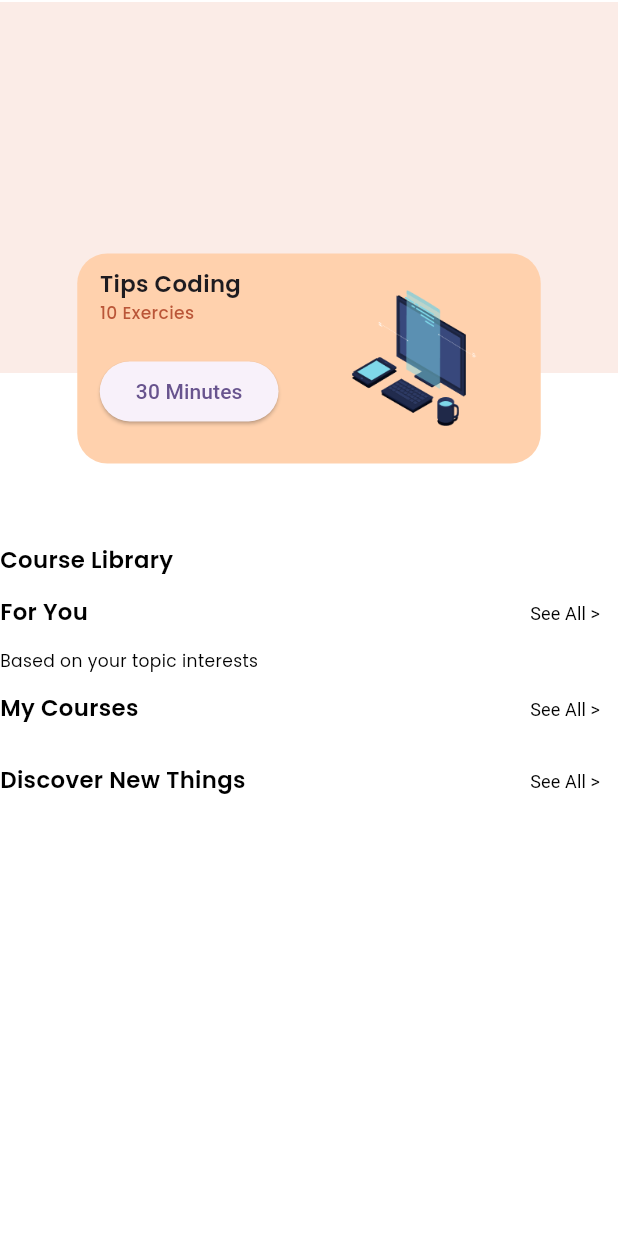
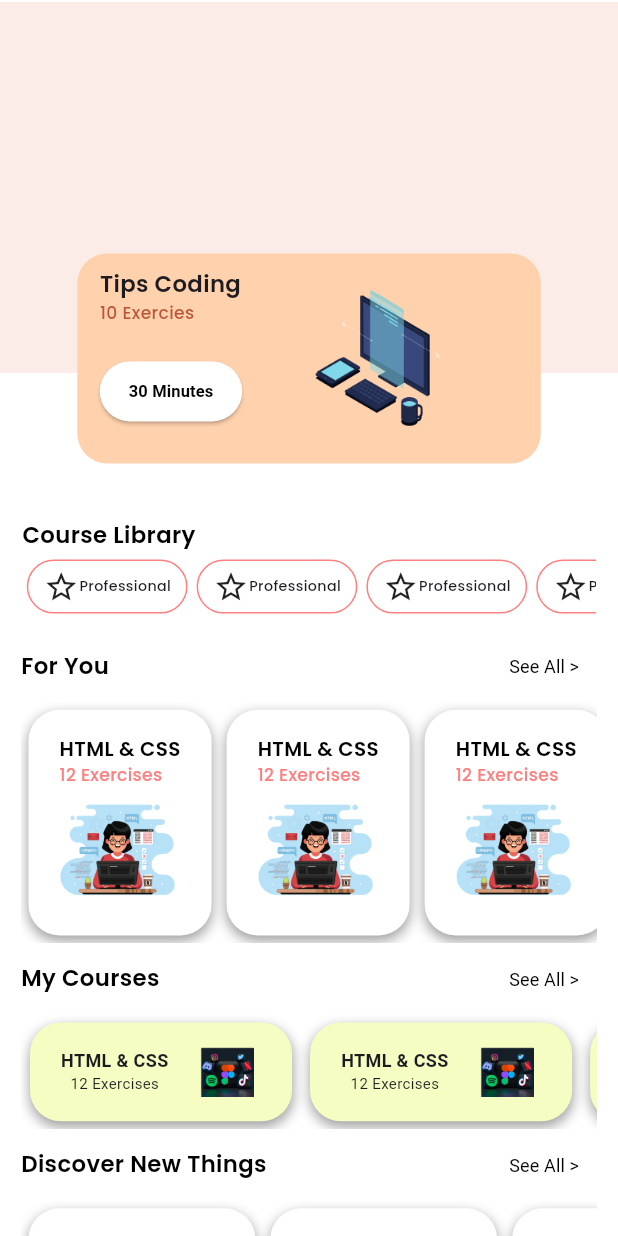
Before and after one commit to PradiptaAhmad/iLearn_project, a Flutter app: the screen it shows after launch, on a phone screen of 412 x 824 dp. Run offline on Flutter 3.47's test engine with Material 2 defaults, Android fonts, the light colour scheme and no system bars; our stand-ins replace google_fonts, introduction_screen.

Commit message:
[Alyaa] feat home

```diff
--- a/lib/core/themes.dart
+++ b/lib/core/themes.dart
@@ -76,6 +76,7 @@ TextStyle btnTime() {
 TextStyle titleCard() {
   return GoogleFonts.poppins(
       textStyle: TextStyle(
+        color: Colors.black,
           fontWeight: FontWeight.w600,
           fontSize: figmaFontsize(14)));
 }
@@ -83,7 +84,8 @@ TextStyle titleCard() {
 TextStyle subTitleCard() {
   return GoogleFonts.poppins(
       textStyle: TextStyle(
-          fontWeight: FontWeight.w600,
+        color: primaryColor,
+          fontWeight: FontWeight.w500,
           fontSize: figmaFontsize(12)));
 }
 
--- a/lib/main.dart
+++ b/lib/main.dart
@@ -1,9 +1,11 @@
 import 'package:flutter/material.dart';
 import 'package:ilearn_project/pages/home_page/widget/header_card.dart';
+import 'package:ilearn_project/pages/home_page/widget/news_card.dart';
 import 'package:ilearn_project/pages/onboarding/onboard.dart';
 
 import 'package:ilearn_project/pages/register_page/register.dart';
 
+import 'data/news.dart';
 import 'pages/home_page/home.dart';
 
 void main() {
--- a/lib/pages/home_page/home.dart
+++ b/lib/pages/home_page/home.dart
@@ -1,16 +1,21 @@
 import 'package:flutter/material.dart';
+import 'package:ilearn_project/pages/home_page/widget/category.dart';
+import 'package:ilearn_project/pages/home_page/widget/courses_card.dart';
+import 'package:ilearn_project/pages/home_page/widget/mycourses_card.dart';
+import 'package:ilearn_project/pages/home_page/widget/news_card.dart';
 
 import '../../core/themes.dart';
 import 'widget/header_card.dart';
 
 class HomePage extends StatelessWidget {
-  const HomePage({super.key});
+  const HomePage({Key? key});
 
   @override
   Widget build(BuildContext context) {
     double screenHeight = MediaQuery.of(context).size.height;
     double screenWidth = MediaQuery.of(context).size.width;
     return Scaffold(
+      resizeToAvoidBottomInset: false,
       backgroundColor: Colors.white,
       body: SingleChildScrollView(
         child: Container(
@@ -26,45 +31,15 @@ class HomePage extends StatelessWidget {
                     height: 250,
                   ),
                   Container(
-                    margin: EdgeInsets.only(top: screenHeight * 0.39),
-                    padding: EdgeInsets.only(top: screenHeight * 0.05),
+                    margin: EdgeInsets.only(top: screenHeight * 0.42),
+                    padding: EdgeInsets.symmetric(horizontal: screenHeight * 0.018),
                     width: screenWidth,
-                    height: screenHeight * 0.29,
+                    height: screenHeight * 0.09,
                     child: Column(
                       crossAxisAlignment: CrossAxisAlignment.start,
                       children: [
                         Text("Course Library", style: subTitle()),
-                        Row(
-                          mainAxisAlignment: MainAxisAlignment.spaceBetween, // Space between
-                          children: [
-                            Text("For You", style: subTitle()),
-                            TextButton(
-                              onPressed: () {},
-                              child: Text("See All >", style: TextStyle(fontWeight: FontWeight.w400, fontSize: 12, color: Colors.black)),
-                            ),
-                          ],
-                        ),
-                        Text("Based on your topic interests", style: decsSubTitle()),
-                        Row(
-                          mainAxisAlignment: MainAxisAlignment.spaceBetween, // Space between
-                          children: [
-                            Text("My Courses", style: subTitle()),
-                            TextButton(
-                              onPressed: () {},
-                              child: Text("See All >", style: TextStyle(fontWeight: FontWeight.w400, fontSize: 12, color: Colors.black)),
-                            ),
-                          ],
-                        ),
-                        Row(
-                          mainAxisAlignment: MainAxisAlignment.spaceBetween, // Space between
-                          children: [
-                            Text("Discover New Things", style: subTitle()),
-                            TextButton(
-                              onPressed: () {},
-                              child: Text("See All >", style: TextStyle(fontWeight: FontWeight.w400, fontSize: 12, color: Colors.black)),
-                            ),
-                          ],
-                        ),
+                        Category(),
                       ],
                     ),
                   ),
@@ -79,6 +54,48 @@ class HomePage extends StatelessWidget {
                   ),
                 ],
               ),
+              Padding(
+                padding: const EdgeInsets.symmetric(horizontal: 14),
+                child: Column(
+                  mainAxisAlignment: MainAxisAlignment.start,
+                  children: [
+                    Row(
+                      mainAxisAlignment: MainAxisAlignment.spaceBetween,
+                      children: [
+                        Text("For You", style: subTitle()),
+                        TextButton(
+                          onPressed: () {},
+                          child: Text("See All >", style: TextStyle(fontWeight: FontWeight.w400, fontSize: 12, color: Colors.black)),
+                        ),
+                      ],
+                    ),
+                    // Text("Based on your topic interests", style: decsSubTitle()),
+                    ForYou(),
+                    Row(
+                      mainAxisAlignment: MainAxisAlignment.spaceBetween,
+                      children: [
+                        Text("My Courses", style: subTitle()),
+                        TextButton(
+                          onPressed: () {},
+                          child: Text("See All >", style: TextStyle(fontWeight: FontWeight.w400, fontSize: 12, color: Colors.black)),
+                        ),
+                      ],
+                    ),
+                    MyCourses(),
+                    Row(
+                      mainAxisAlignment: MainAxisAlignment.spaceBetween,
+                      children: [
+                        Text("Discover New Things", style: subTitle()),
+                        TextButton(
+                          onPressed: () {},
+                          child: Text("See All >", style: TextStyle(fontWeight: FontWeight.w400, fontSize: 12, color: Colors.black)),
+                        ),
+                      ],
+                    ),
+                    NewsCard(),
+                  ],
+                ),
+              )
             ],
           ),
         ),
--- /dev/null
+++ b/lib/pages/home_page/widget/appbar.dart
@@ -0,0 +1,10 @@
+import 'package:flutter/material.dart';
+
+class AppBar extends StatelessWidget {
+  const AppBar({super.key});
+
+  @override
+  Widget build(BuildContext context) {
+    return const Placeholder();
+  }
+}
--- a/lib/pages/home_page/widget/category.dart
+++ b/lib/pages/home_page/widget/category.dart
@@ -0,0 +1,35 @@
+import 'package:flutter/material.dart';
+
+import '../../../core/themes.dart';
+
+class Category extends StatelessWidget {
+  const Category({Key? key});
+
+  @override
+  Widget build(BuildContext context) {
+    return SingleChildScrollView(
+      scrollDirection: Axis.horizontal,
+      child: Row(
+        children: [
+          for (int i = 1; i < 8; i++)
+            Container(
+              margin: EdgeInsets.symmetric(horizontal: 3, vertical: 5),
+              padding: EdgeInsets.symmetric(vertical: 5, horizontal: 10),
+              decoration: BoxDecoration(
+                color: Colors.white,
+                border: Border.all(color: primaryColor), // Tambahkan border dengan warna primaryColor
+                borderRadius: BorderRadius.circular(25),
+              ),
+              child: Row(
+                crossAxisAlignment: CrossAxisAlignment.center,
+                children: [
+                  Icon(Icons.star_border_outlined),
+                  Text("Professional", style:txtCategory() ),
+                ],
+              ),
+            )
+        ],
+      ),
+    );
+  }
+}
--- a/lib/pages/home_page/widget/courses_card.dart
+++ b/lib/pages/home_page/widget/courses_card.dart
@@ -0,0 +1,50 @@
+import 'package:flutter/material.dart';
+
+import '../../../core/themes.dart';
+
+class ForYou extends StatelessWidget {
+  const ForYou({Key? key});
+
+  @override
+  Widget build(BuildContext context) {
+    double screenHeight = MediaQuery.of(context).size.height;
+    double screenWidth = MediaQuery.of(context).size.width;
+
+    return SingleChildScrollView(
+      scrollDirection: Axis.horizontal,
+      child: Row(
+        children: [
+          for (int i = 1; i < 8; i++)
+            Container(
+              margin: EdgeInsets.symmetric(horizontal: 5, vertical: 5),
+              padding: EdgeInsets.symmetric(
+                vertical: screenHeight * 0.02, // Adjust as needed
+                horizontal: screenWidth * 0.05, // Adjust as needed
+              ),
+              decoration: BoxDecoration(
+                color: Colors.white,
+                borderRadius: BorderRadius.circular(screenHeight * 0.025), // Adjust as needed
+                boxShadow: [
+                  BoxShadow(
+                    color: Colors.grey,
+                    blurRadius: screenHeight * 0.008, // Adjust as needed
+                    offset: Offset(0, screenHeight * 0.004), // Adjust as needed
+                  ),
+                ],
+              ),
+              child: SingleChildScrollView( // Wrap content with SingleChildScrollView
+                child: Column(
+                  crossAxisAlignment: CrossAxisAlignment.start,
+                  children: [
+                    Text("HTML & CSS", style: titleCard()),
+                    Text("12 Exercises", style: subTitleCard()),
+                    Image.asset("assets/images/htmlcard.png", width: screenWidth * 0.19, height: screenHeight * 0.1),
+                  ],
+                ),
+              ),
+            ),
+        ],
+      ),
+    );
+  }
+}
--- a/lib/pages/home_page/widget/header_card.dart
+++ b/lib/pages/home_page/widget/header_card.dart
@@ -12,8 +12,8 @@ class HeaderCard extends StatelessWidget {
 
     return Container(
       constraints: BoxConstraints(
-        minWidth: 200,
-        minHeight: 275,
+        minWidth: 230,
+        minHeight: 255,
       ),
       decoration: BoxDecoration(
         color: Color(0xFFFFD1AD),
@@ -31,9 +31,25 @@ class HeaderCard extends StatelessWidget {
                 Text("10 Exercies", style: subHeaderCardHome(),),
                 SizedBox(height: 20,),
                 ElevatedButton(
-                  onPressed: (){},
-                  child: Text("30 Minutes"),
-                ),
+                  onPressed: () {},
+                  child: Container(
+                    width: 95.0,
+                    height: 22.0,
+                    alignment: Alignment.center,
+                    child: Text(
+                      "30 Minutes",
+                      style: TextStyle(
+                        color: Colors.black,
+                        fontWeight: FontWeight.w600,
+                        fontSize: 11
+                      ),
+                    ),
+                  ),
+                  style: ElevatedButton.styleFrom(
+                    primary: Colors.white, // Warna latar belakang putih
+                    padding: EdgeInsets.all(0), // Menghilangkan padding bawaan
+                  ),
+                )
               ],
             ),
           ),
--- a/lib/pages/home_page/widget/mycourses_card.dart
+++ b/lib/pages/home_page/widget/mycourses_card.dart
@@ -0,0 +1,54 @@
+import 'package:flutter/material.dart';
+
+class MyCourses extends StatelessWidget {
+  const MyCourses({super.key});
+
+  @override
+  Widget build(BuildContext context) {
+    double screenHeight = MediaQuery.of(context).size.height;
+    double screenWidth = MediaQuery.of(context).size.width;
+    return SingleChildScrollView(
+      scrollDirection: Axis.horizontal,
+     child: Row(
+       children: [
+         for (int i = 1; i < 8; i++)
+         Container(
+           margin: EdgeInsets.symmetric(horizontal:6, vertical: 5),
+           padding: EdgeInsets.symmetric(
+             vertical: screenHeight * 0.02, // Adjust as needed
+             horizontal: screenWidth * 0.05, // Adjust as needed
+           ),
+           decoration: BoxDecoration(
+             color: Color(0xFFF6FDC3),
+             borderRadius: BorderRadius.circular(screenHeight * 0.025), // Adjust as needed
+             boxShadow: [
+               BoxShadow(
+                 color: Colors.grey,
+                 blurRadius: screenHeight * 0.008, // Adjust as needed
+                 offset: Offset(0, screenHeight * 0.004), // Adjust as needed
+               ),
+             ],
+           ),
+           child: SingleChildScrollView( // Wrap content with SingleChildScrollView
+             child: Row(
+               crossAxisAlignment: CrossAxisAlignment.start,
+               children: [
+                 Column(
+                   children: [
+                     Text("HTML & CSS", style: TextStyle(fontSize: 12, fontWeight: FontWeight.w600)),
+                     Text("12 Exercises", style: TextStyle(fontWeight: FontWeight.w400, fontSize: 10)),
+                   ],
+                 ),
+                 SizedBox(
+                   width: screenWidth *0.04,
+                 ),
+                 Image.asset("assets/images/mycourses.png", width: screenWidth * 0.11, height: screenHeight * 0.04),
+               ],
+             ),
+           ),
+         ),
+       ],
+     ),
+    );
+  }
+}
--- a/lib/pages/home_page/widget/news_card.dart
+++ b/lib/pages/home_page/widget/news_card.dart
@@ -0,0 +1,60 @@
+import 'package:flutter/material.dart';
+import 'package:ilearn_project/data/news.dart';
+
+class NewsCard extends StatelessWidget {
+  const NewsCard({super.key});
+
+  @override
+  Widget build(BuildContext context) {
+    double screenHeight = MediaQuery.of(context).size.height;
+    double screenWidth = MediaQuery.of(context).size.width;
+
+    return SingleChildScrollView(
+      scrollDirection: Axis.horizontal,
+      child: Row(
+        children: [
+          for (int i = 1; i < 8; i++)
+            Container(
+              margin: EdgeInsets.symmetric(horizontal: 5, vertical: 5),
+              padding: EdgeInsets.symmetric(
+                vertical: screenHeight * 0.09, // Adjust as needed
+                horizontal: screenWidth * 0.08, // Adjust as needed
+              ),
+              decoration: BoxDecoration(
+                color: Colors.white,
+                borderRadius: BorderRadius.circular(screenHeight * 0.025), // Adjust as needed
+                boxShadow: [
+                  BoxShadow(
+                    color: Colors.grey,
+                    blurRadius: screenHeight * 0.008,
+                    offset: Offset(0, screenHeight * 0.004),
+                  ),
+                ],
+              ),
+              child: SingleChildScrollView(
+                child: Column(
+                  crossAxisAlignment: CrossAxisAlignment.start,
+                  children: [
+                    // ClipRRect(
+                    //   borderRadius: BorderRadius.only(
+                    //     topLeft: Radius.circular(10),
+                    //     topRight: Radius.circular(10),
+                    //   ),
+                    //   child: Image.asset(
+                    //     "assets/news/bird.png",
+                    //     height: 140,
+                    //     fit: BoxFit.cover,
+                    //     width: double.infinity,
+                    //   ),
+                    // ),
+                    Text("Lorem Ipsum", style: TextStyle(fontSize: 14, fontWeight: FontWeight.w500),),
+                    Text("Lorem Ipsum", style: TextStyle(fontWeight: FontWeight.w300, fontSize: 8),),
+                  ],
+                ),
+              ),
+            ),
+        ],
+      ),
+    );
+  }
+}
```
Also changed, not shown: assets/images/mycourses.png (added), assets/news/bird.png (added).
